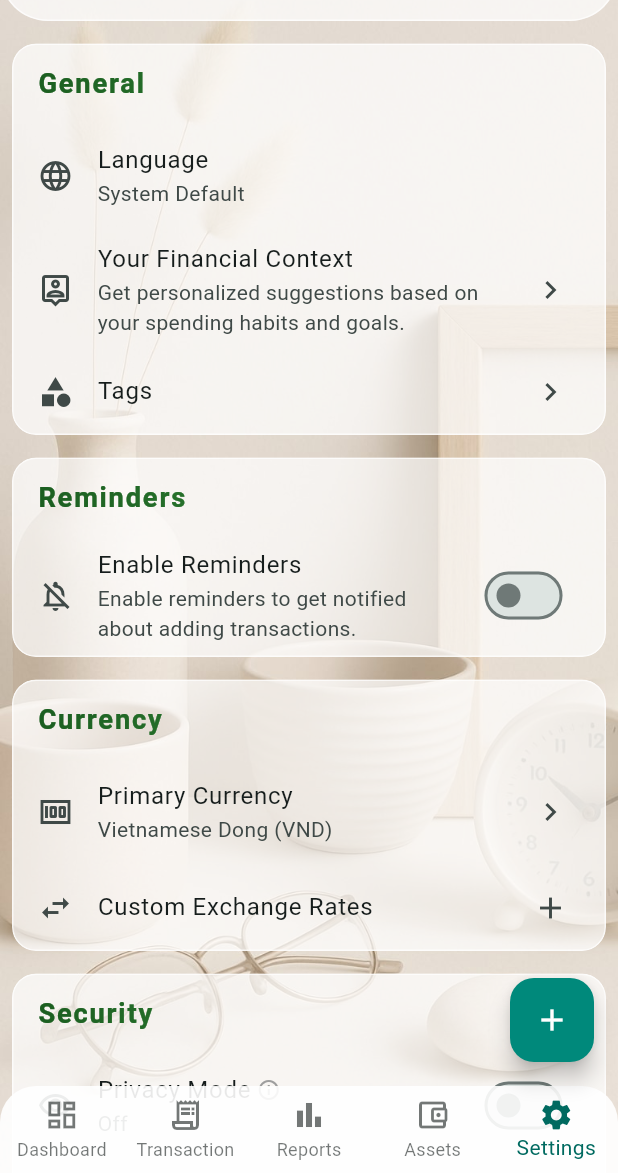
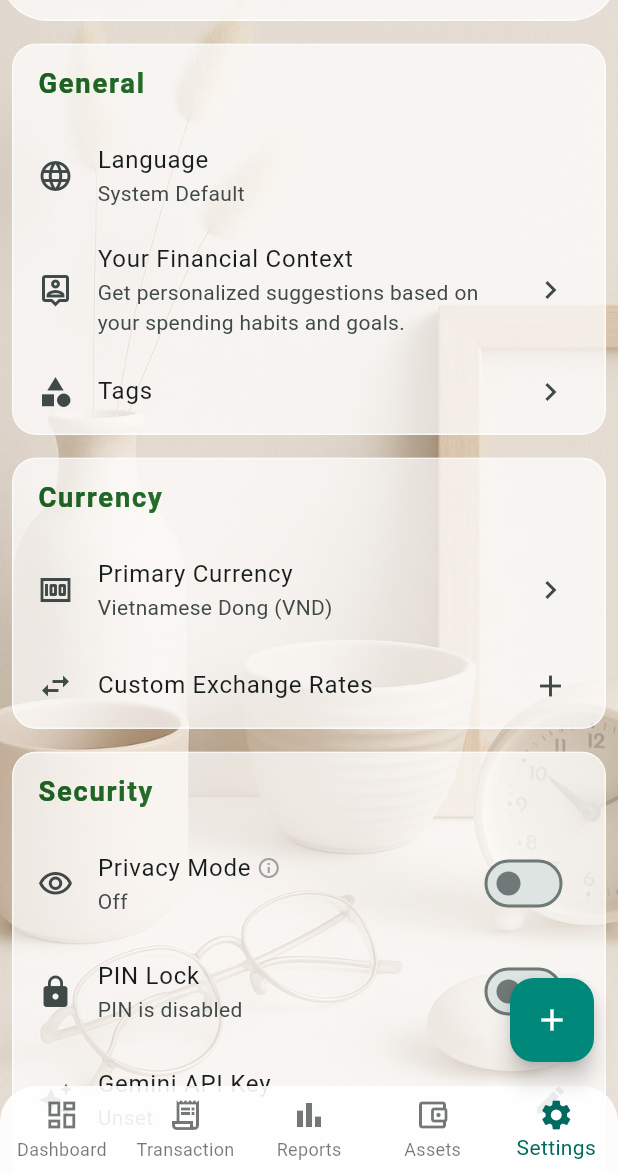
Before and after one commit to SirGreen/Advanced-Money-Management-App, a Flutter app: the screen it shows after launch, item 5 of the bottom bar chosen, on a phone screen of 412 x 824 dp, the part 63-1236 px from its top. Run offline on Flutter 3.47's test engine with Material 3 defaults, Android fonts, the phone set to English and light mode, and no system bars; our stand-ins replace file_picker, fl_chart, flutter_local_notifications, flutter_secure_storage, flutter_speed_dial, flutter_timezone and 6 more; missing offline and left inert: excel, local_auth_android, local_auth_darwin, quick_actions; accounts and stored records are empty; generated files the repository leaves out were written again.

Commit message:
Delete no-op'y settings

```diff
--- a/lib/ui/settings/settings_view.dart
+++ b/lib/ui/settings/settings_view.dart
@@ -259,14 +259,6 @@ class SettingsView extends StatelessWidget {
     await viewModel.saveSettings(settings.copyWith(paginationLimit: value));
   }
 
-  Future<void> _updateReminders(
-    SettingsViewModel viewModel,
-    bool value,
-  ) async {
-    final settings = viewModel.settings;
-    await viewModel.saveSettings(settings.copyWith(remindersEnabled: value));
-  }
-
   Future<void> _onCurrencyChanged(
     BuildContext context,
     SettingsViewModel viewModel,
@@ -493,27 +485,6 @@ class SettingsView extends StatelessWidget {
                         child: Column(
                           crossAxisAlignment: CrossAxisAlignment.start,
                           children: [
-                            SectionHeader(title: l10n.reminders),
-                            SwitchListTile(
-                              secondary: Icon(
-                                settings.remindersEnabled
-                                    ? Icons.notifications_active
-                                    : Icons.notifications_off_outlined,
-                              ),
-                              title: Text(l10n.enableReminders),
-                              subtitle: Text(l10n.enableRemindersSubtitle),
-                              value: settings.remindersEnabled,
-                              onChanged: (value) => _updateReminders(viewModel, value),
-                            ),
-                          ],
-                        ),
-                      ),
-                      GlassCardContainer(
-                        padding: EdgeInsets.zero,
-                        margin: const EdgeInsets.only(bottom: 15),
-                        child: Column(
-                          crossAxisAlignment: CrossAxisAlignment.start,
-                          children: [
                             SectionHeader(title: l10n.currency),
                             ListTile(
                               leading: const Icon(Icons.money),
@@ -716,20 +687,6 @@ class SettingsView extends StatelessWidget {
                                   context,
                                   MaterialPageRoute(
                                     builder: (_) => const ExportTransactionsView(),
-                                  ),
-                                );
-                              },
-                            ),
-                            ListTile(
-                              leading: const Icon(Icons.download_for_offline),
-                              title: Text(l10n.importData),
-                              subtitle: Text(l10n.importDataSubtitle),
-                              trailing: const Icon(Icons.chevron_right),
-                              onTap: () {
-                                Navigator.push(
-                                  context,
-                                  MaterialPageRoute(
-                                    builder: (_) => const BackupRestorePage(),
                                   ),
                                 );
                               },
```
Also changed, not shown: lib/ui/transaction/add_transaction_view.dart (+0 -15 lines).
